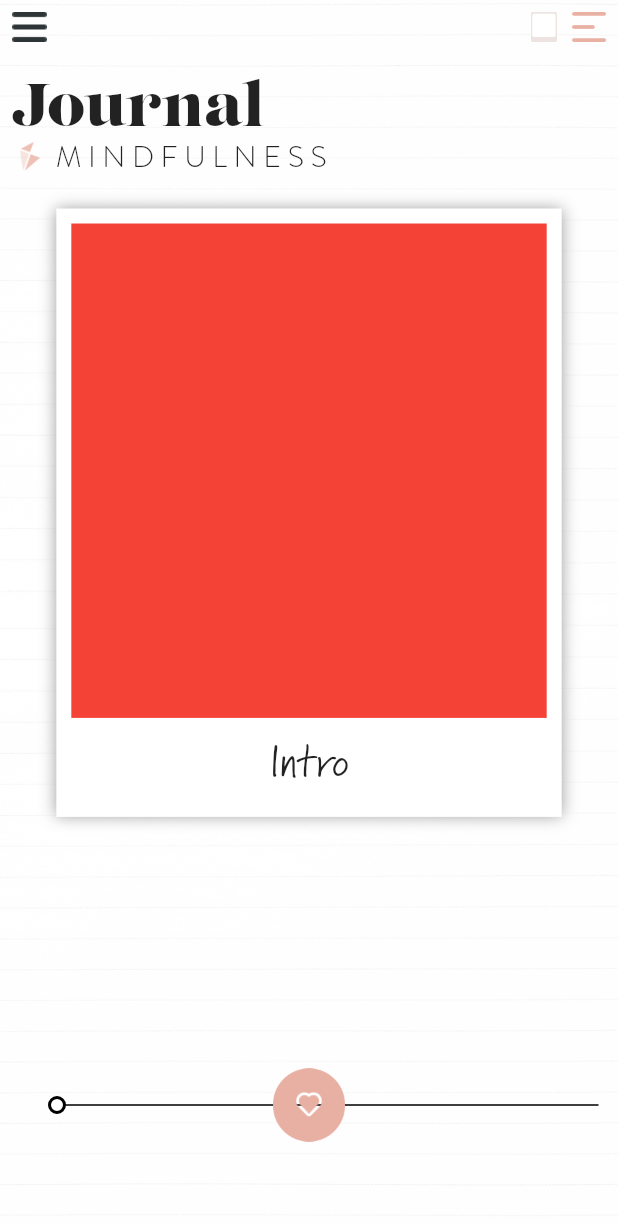
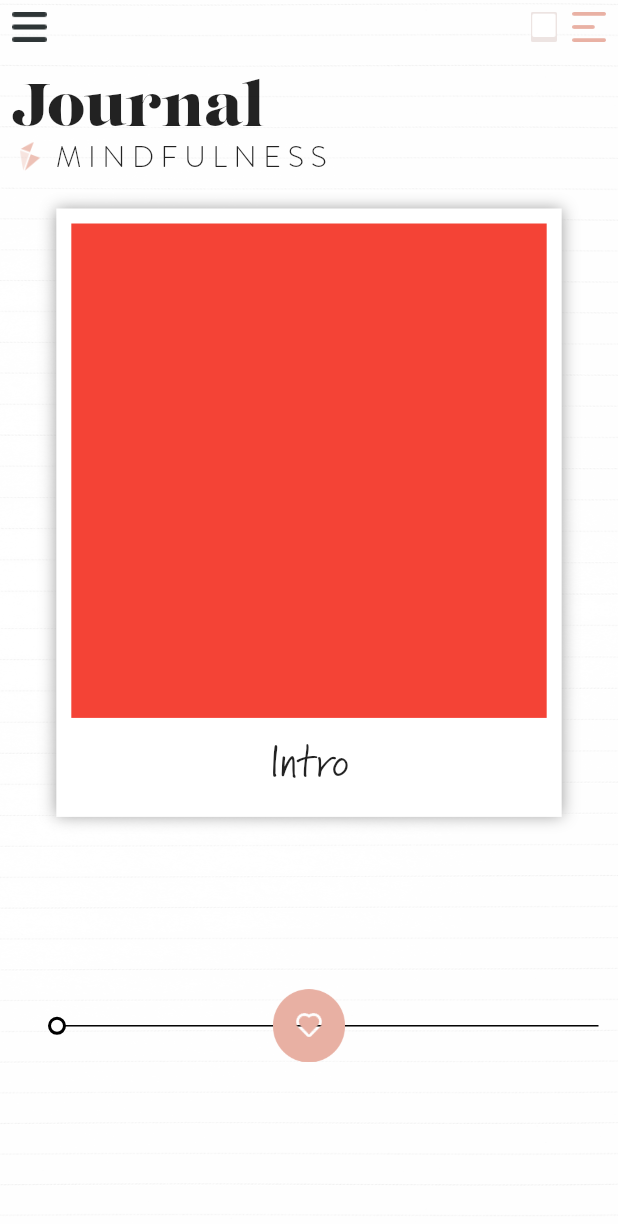
Before and after one commit to umairsv/task, a Flutter app: the screen it shows after launch, on a phone screen of 412 x 824 dp. Shown: the top 1224 px of the screen. Run offline on Flutter 3.47's test engine with Material 2 defaults, Android fonts, the phone set to English and light mode, and no system bars; drawn by our look-alikes of carousel_slider.

Commit message:
task completed

```diff
--- a/lib/CarouselView.dart
+++ b/lib/CarouselView.dart
@@ -19,7 +19,7 @@ class _CarouselViewState extends State<CarouselView> {
 
     return CarouselSlider(
       options: CarouselOptions(
-        height: MediaQuery.of(context).size.height / 1.2,
+        height: MediaQuery.of(context).size.height / 1.3,
         viewportFraction: 1,
         enableInfiniteScroll: false,
       ),
```
